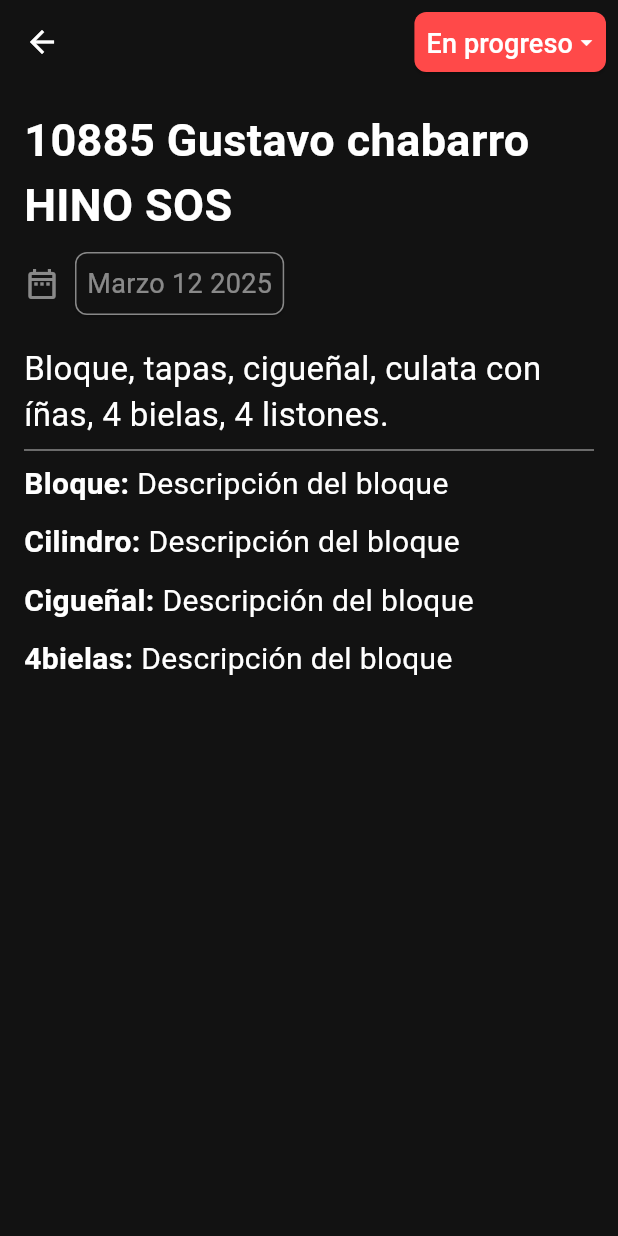
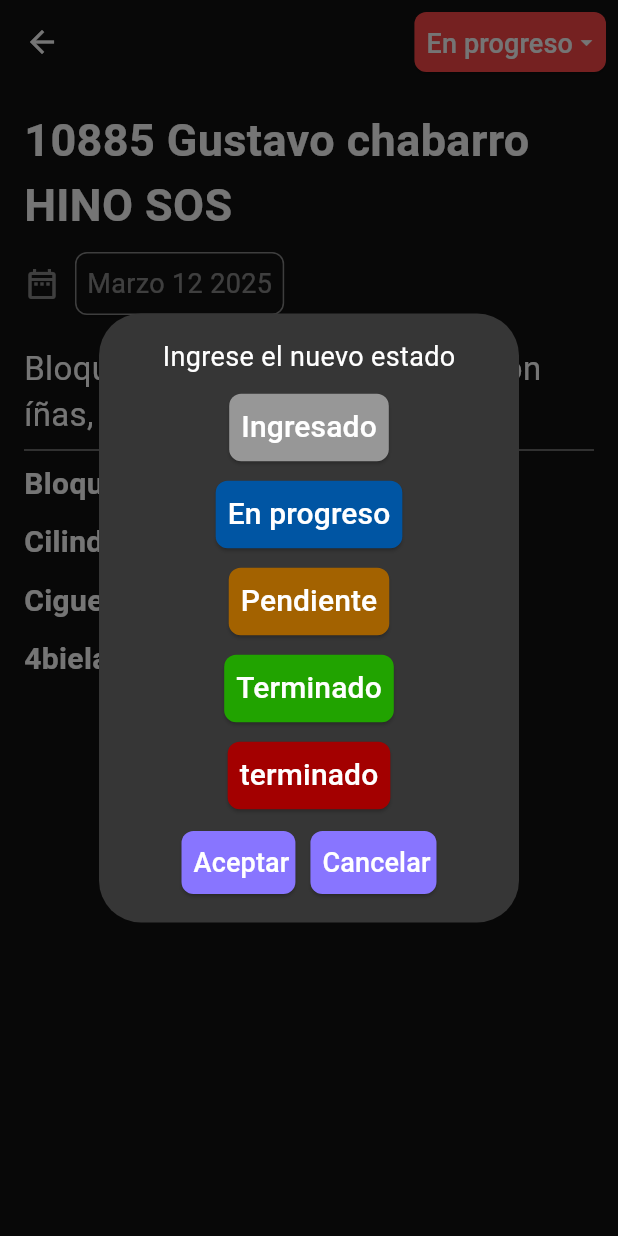
Before and after one commit to ZapRender/NascarApp, a Flutter app: the screen it shows after launch, after a tap on "En progreso", on a phone screen of 412 x 824 dp. Run offline on Flutter 3.47's test engine with Material 3 defaults, Android fonts, the light colour scheme and no system bars; our stand-ins replace get.

Commit message:
Feature: dialog enter new status

```diff
--- a/lib/core/theme/app_colors.dart
+++ b/lib/core/theme/app_colors.dart
@@ -17,4 +17,19 @@
   static const colorBlue = Color(0xFF0D47A1);
 
   static const error = Color(0xFFFF4949);
+
+  //Status color pastel:
+  // static const statusEntered = Color(0xFF979797);
+  // static const statusInProgress = Color(0xFF809CFF);
+  // static const statusPending = Color(0xFFFFCC80);
+  // static const statusFinish= Color(0xFFCCFF80);
+  // static const statusRemoved = Color(0xFFFF8080);
+
+  //Status color darker:
+  static const statusEntered = Color(0xFF979797);
+  static const statusInProgress = Color(0xFF0055A3);
+  static const statusPending = Color(0xFFA36200);
+  static const statusFinish= Color(0xFF21A300);
+  static const statusRemoved = Color(0xFFA30000);
+
 }
--- a/lib/presentation/views/descriptionScreen/description_screen.dart
+++ b/lib/presentation/views/descriptionScreen/description_screen.dart
@@ -1,5 +1,7 @@
 import 'package:flutter/material.dart';
 import 'package:nascar_app/core/theme/app_colors.dart';
+import 'package:nascar_app/presentation/widgets/ask_pin_dialog.dart';
+import 'package:nascar_app/presentation/widgets/change_status_dialog.dart';
 
 class DescriptionScreen extends StatelessWidget {
   const DescriptionScreen({super.key});
@@ -15,8 +17,14 @@
           Padding(
             padding: const EdgeInsets.all(8.0),
             child: ElevatedButton(
-
-              onPressed: () {},
+              onPressed: () {
+                showDialog(
+                  context: context,
+                  builder: (BuildContext context) {
+                    return ChangeStatusDialog();
+                  },
+                );
+              },
               style: ButtonStyle(
                 backgroundColor: WidgetStateProperty.all(AppColors.error),
                 shape: WidgetStateProperty.all(
@@ -70,7 +78,9 @@
                   margin: EdgeInsets.symmetric(horizontal: 10.0),
                   shape: RoundedRectangleBorder(
                     borderRadius: BorderRadius.circular(8.0),
-                    side: BorderSide(color: AppColors.primaryTextDark.withValues(alpha: 0.5)),
+                    side: BorderSide(
+                      color: AppColors.primaryTextDark.withValues(alpha: 0.5),
+                    ),
                   ),
                   child: Padding(
                     padding: const EdgeInsets.all(8.0),
@@ -89,21 +99,29 @@
 
             Text(
               'Bloque, tapas, cigueñal, culata con íñas, 4 bielas, 4 listones.',
-              style: TextStyle(color: AppColors.primaryTextDark,
-                        fontSize: 22.0, fontWeight: FontWeight.w400,),
+              style: TextStyle(
+                color: AppColors.primaryTextDark,
+                fontSize: 22.0,
+                fontWeight: FontWeight.w400,
+              ),
             ),
             Divider(color: AppColors.primaryTextDark.withValues(alpha: 0.5)),
             Row(
               children: [
                 Text(
                   'Bloque: ',
-                  style: TextStyle(color: AppColors.primaryTextDark,
-                            fontSize: 20.0,
-                            fontWeight: FontWeight.w600,),
-                ),Text(
+                  style: TextStyle(
+                    color: AppColors.primaryTextDark,
+                    fontSize: 20.0,
+                    fontWeight: FontWeight.w600,
+                  ),
+                ),
+                Text(
                   'Descripción del bloque',
-                  style: TextStyle(color: AppColors.primaryTextDark,
-                            fontSize: 20.0,),
+                  style: TextStyle(
+                    color: AppColors.primaryTextDark,
+                    fontSize: 20.0,
+                  ),
                 ),
               ],
             ),
@@ -112,13 +130,18 @@
               children: [
                 Text(
                   'Cilindro: ',
-                  style: TextStyle(color: AppColors.primaryTextDark,
-                            fontSize: 20.0,
-                            fontWeight: FontWeight.w600,),
-                ),Text(
+                  style: TextStyle(
+                    color: AppColors.primaryTextDark,
+                    fontSize: 20.0,
+                    fontWeight: FontWeight.w600,
+                  ),
+                ),
+                Text(
                   'Descripción del bloque',
-                  style: TextStyle(color: AppColors.primaryTextDark,
-                            fontSize: 20.0,),
+                  style: TextStyle(
+                    color: AppColors.primaryTextDark,
+                    fontSize: 20.0,
+                  ),
                 ),
               ],
             ),
@@ -127,13 +150,18 @@
               children: [
                 Text(
                   'Cigueñal: ',
-                  style: TextStyle(color: AppColors.primaryTextDark,
-                            fontSize: 20.0,
-                            fontWeight: FontWeight.w600,),
-                ),Text(
+                  style: TextStyle(
+                    color: AppColors.primaryTextDark,
+                    fontSize: 20.0,
+                    fontWeight: FontWeight.w600,
+                  ),
+                ),
+                Text(
                   'Descripción del bloque',
-                  style: TextStyle(color: AppColors.primaryTextDark,
-                            fontSize: 20.0,),
+                  style: TextStyle(
+                    color: AppColors.primaryTextDark,
+                    fontSize: 20.0,
+                  ),
                 ),
               ],
             ),
@@ -142,13 +170,18 @@
               children: [
                 Text(
                   '4bielas: ',
-                  style: TextStyle(color: AppColors.primaryTextDark,
-                            fontSize: 20.0,
-                            fontWeight: FontWeight.w600,),
-                ),Text(
+                  style: TextStyle(
+                    color: AppColors.primaryTextDark,
+                    fontSize: 20.0,
+                    fontWeight: FontWeight.w600,
+                  ),
+                ),
+                Text(
                   'Descripción del bloque',
-                  style: TextStyle(color: AppColors.primaryTextDark,
-                            fontSize: 20.0,),
+                  style: TextStyle(
+                    color: AppColors.primaryTextDark,
+                    fontSize: 20.0,
+                  ),
                 ),
               ],
             ),
--- /dev/null
+++ b/lib/presentation/widgets/change_status_dialog.dart
@@ -0,0 +1,150 @@
+import 'package:flutter/material.dart';
+import 'package:nascar_app/core/theme/app_colors.dart';
+
+class ChangeStatusDialog extends StatelessWidget {
+  const ChangeStatusDialog({super.key});
+
+  @override
+  Widget build(BuildContext context) {
+    return Dialog(
+      backgroundColor: AppColors.darkCard,
+      child: Padding(
+        padding: EdgeInsets.all(16.0),
+        child: Column(
+          mainAxisSize: MainAxisSize.min,
+          children: [
+            Text(
+              'Ingrese el nuevo estado',
+              style: TextStyle(
+                fontSize: 18.0,
+                color: AppColors.primaryTextDark,
+              ),
+            ),
+            SizedBox(height: 10.0),
+            IntrinsicWidth(
+              child: Column(
+                mainAxisSize: MainAxisSize.max,
+                children: [
+                  ButtonStatus(
+                    status: 'Ingresado',
+                    color: AppColors.statusEntered,
+                  ),
+                  SizedBox(height: 10.0),
+                  ButtonStatus(
+                    status: 'En progreso',
+                    color: AppColors.statusInProgress,
+                  ),
+                  SizedBox(height: 10.0),
+                  ButtonStatus(
+                    status: 'Pendiente',
+                    color: AppColors.statusPending,
+                  ),
+                  SizedBox(height: 10.0),
+                  ButtonStatus(
+                    status: 'Terminado',
+                    color: AppColors.statusFinish,
+                  ),
+                  SizedBox(height: 10.0),
+                  ButtonStatus(
+                    status: 'terminado',
+                    color: AppColors.statusRemoved,
+                  ),
+                ],
+              ),
+            ),
+
+            SizedBox(height: 10.0),
+            Row(
+              mainAxisSize: MainAxisSize.min,
+              children: [
+                ElevatedButton(
+                  onPressed: () {},
+                  style: ButtonStyle(
+                    backgroundColor: WidgetStateProperty.all(
+                      AppColors.primaryDark,
+                    ),
+                    shape: WidgetStateProperty.all(
+                      RoundedRectangleBorder(
+                        borderRadius: BorderRadius.circular(8.0),
+                      ),
+                    ),
+                    padding: WidgetStateProperty.all(
+                      EdgeInsets.only(
+                        top: 8.0,
+                        bottom: 8.0,
+                        left: 8.0,
+                        right: 4.0,
+                      ),
+                    ),
+                  ),
+                  child: Text(
+                    'Aceptar',
+                    style: TextStyle(
+                      fontSize: 18.0,
+                      color: AppColors.primaryTextDark,
+                    ),
+                  ),
+                ),
+                SizedBox(width: 10.0),
+                ElevatedButton(
+                  onPressed: () {},
+                  style: ButtonStyle(
+                    backgroundColor: WidgetStateProperty.all(
+                      AppColors.primaryDark,
+                    ),
+                    shape: WidgetStateProperty.all(
+                      RoundedRectangleBorder(
+                        borderRadius: BorderRadius.circular(8.0),
+                      ),
+                    ),
+                    padding: WidgetStateProperty.all(
+                      EdgeInsets.only(
+                        top: 8.0,
+                        bottom: 8.0,
+                        left: 8.0,
+                        right: 4.0,
+                      ),
+                    ),
+                  ),
+
+                  child: Text(
+                    'Cancelar',
+                    style: TextStyle(
+                      fontSize: 18.0,
+                      color: AppColors.primaryTextDark,
+                    ),
+                  ),
+                ),
+              ],
+            ),
+          ],
+        ),
+      ),
+    );
+  }
+}
+
+class ButtonStatus extends StatelessWidget {
+  final String status;
+  final Color color;
+
+  const ButtonStatus({super.key, required this.status, required this.color});
+
+  @override
+  Widget build(BuildContext context) {
+    return ElevatedButton(
+      onPressed: () {},
+      style: ButtonStyle(
+        backgroundColor: WidgetStateProperty.all(color),
+        shape: WidgetStateProperty.all(
+          RoundedRectangleBorder(borderRadius: BorderRadius.circular(8.0)),
+        ),
+        padding: WidgetStateProperty.all(EdgeInsets.all(8.0)),
+      ),
+      child: Text(
+        status,
+        style: TextStyle(fontSize: 20.0, color: AppColors.primaryTextDark),
+      ),
+    );
+  }
+}
--- a/lib/routes/app_pages.dart
+++ b/lib/routes/app_pages.dart
@@ -1,6 +1,6 @@
 import 'package:get/get_navigation/get_navigation.dart';
 import 'package:nascar_app/presentation/views/descriptionScreen/description_screen.dart';
-import 'package:nascar_app/presentation/views/home_screen.dart';
+import 'package:nascar_app/presentation/views/homeSceen/home_screen.dart';
 import 'package:nascar_app/routes/app_routes.dart';
 
 class AppPages {
```
Also changed, not shown: lib/presentation/views/homeSceen/home_screen.dart (renamed from lib/presentation/views/home_screen.dart, +38 -19 lines), lib/presentation/widgets/ask_pin_dialog.dart (added, +74 -0 lines).
